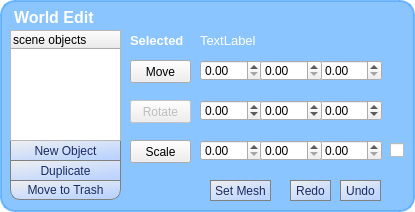
This is bin/pymodules/editgui/editobject.ui in realXtend/tundra as Qt 5 draws it before an edit. The edited form follows.
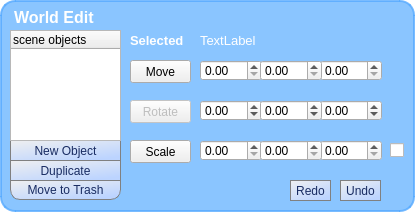
This is the edited form.

Commit message: SetMeh editline in World Edit

Diff of the .ui file:
```diff
--- a/bin/pymodules/editgui/editobject.ui
+++ b/bin/pymodules/editgui/editobject.ui
@@ -62,6 +62,18 @@
    </property>
    <item>
     <widget class="QFrame" name="MainFrame">
+     <property name="minimumSize">
+      <size>
+       <width>415</width>
+       <height>212</height>
+      </size>
+     </property>
+     <property name="maximumSize">
+      <size>
+       <width>415</width>
+       <height>212</height>
+      </size>
+     </property>
      <property name="cursor">
       <cursorShape>ArrowCursor</cursorShape>
      </property>
@@ -306,23 +318,6 @@
        <string>Move to Trash</string>
       </property>
      </widget>
-     <widget class="QPushButton" name="setMesh">
-      <property name="geometry">
-       <rect>
-        <x>210</x>
-        <y>180</y>
-        <width>61</width>
-        <height>21</height>
-       </rect>
-      </property>
-      <property name="styleSheet">
-       <string>border-radius: 0px;
-border: 1px solid grey;</string>
-      </property>
-      <property name="text">
-       <string>Set Mesh</string>
-      </property>
-     </widget>
      <widget class="QCheckBox" name="scale_lock">
       <property name="enabled">
        <bool>true</bool>
@@ -465,6 +460,17 @@
        <string>Redo</string>
       </property>
      </widget>
+     <widget class="QWidget" name="verticalLayoutWidget">
+      <property name="geometry">
+       <rect>
+        <x>130</x>
+        <y>180</y>
+        <width>151</width>
+        <height>21</height>
+       </rect>
+      </property>
+      <layout class="QVBoxLayout" name="bottomLayout"/>
+     </widget>
     </widget>
    </item>
   </layout>
```
The commit also changes 2 other files.
